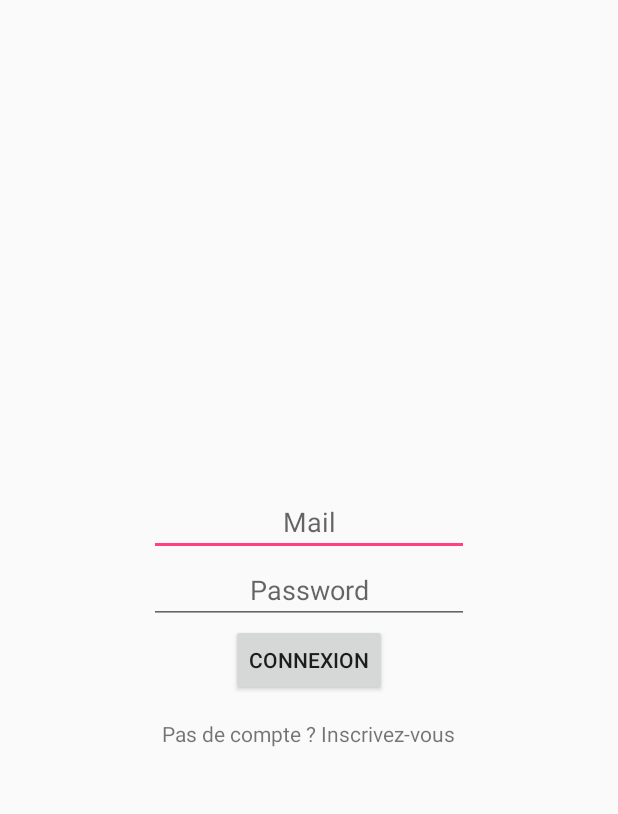
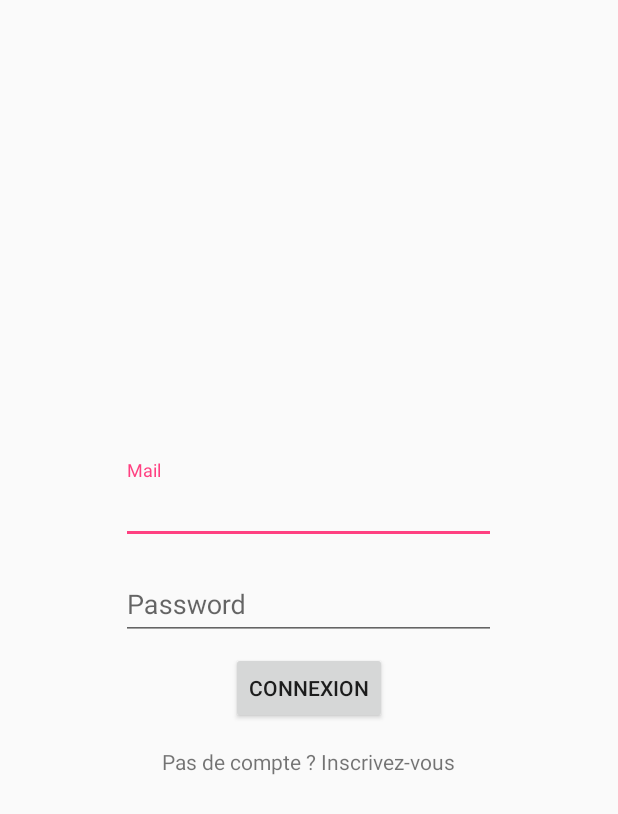
Before and after one commit to BlayckPanthers/UMTZ, an Android app: the screen it shows after launch (MainActivity before the commit, LoginActivty after it), on a phone screen of 412 x 824 dp. Shown: the top 814 px of the screen. Run offline under Robolectric (Android 15) with nearby library versions, the phone set to English and light mode, and no system bars.

Commit message:
Mise à jour

```diff
--- a/app/src/main/AndroidManifest.xml
+++ b/app/src/main/AndroidManifest.xml
@@ -3,7 +3,6 @@
     package="com.ingesup.docblayck.umtz">
 
     <uses-permission android:name="android.permission.INTERNET" />
-
     <application
         android:allowBackup="true"
         android:icon="@mipmap/ic_launcher"
@@ -20,6 +19,7 @@
         </activity>
         <activity android:name=".ServerActivity" />
         <activity android:name=".ServerListActivity" />
+        <activity android:name=".LoginActivty" />
         <activity android:name=".RegisterActivity"></activity>
     </application>
 
--- /dev/null
+++ b/app/src/main/java/com/ingesup/docblayck/umtz/LoginActivty.java
@@ -0,0 +1,56 @@
+package com.ingesup.docblayck.umtz;
+
+import android.content.Intent;
+import android.os.Bundle;
+import android.support.v7.app.AppCompatActivity;
+import android.view.View;
+import android.widget.EditText;
+import android.widget.TextView;
+import android.widget.Toast;
+
+import com.ingesup.docblayck.umtz.Entities.User;
+import com.ingesup.docblayck.umtz.Tasks.AsyncTaskConnexion;
+
+/**
+ * Created by Najib on 21/02/2018.
+ */
+
+public class LoginActivty  extends AppCompatActivity {
+
+    private EditText edtEmail,edtPassword ;
+    private TextView txvLink;
+
+    @Override
+    protected void onCreate(Bundle savedInstanceState) {
+        super.onCreate(savedInstanceState);
+        getSupportActionBar().hide();
+        setContentView(R.layout.login_layout);
+        edtEmail = (EditText) findViewById(R.id.editTextMail);
+        edtPassword = (EditText) findViewById(R.id.editTextPassword);
+        txvLink = (TextView) findViewById(R.id.textViewLink);
+
+    }
+
+    public void buttonConnexionClick(View v){
+        String email = edtEmail.getText().toString();
+        String password = edtPassword.getText().toString();
+
+        if(email.equals("") || password.equals(""))
+        {
+            Toast.makeText(getApplicationContext(),"Veuillez remplir les champs",Toast.LENGTH_SHORT).show();
+        }
+        else
+        {
+            User user = new User();
+            user.setEmail(email);
+            user.setPassword(password);
+            new AsyncTaskConnexion(LoginActivty.this, user,true).execute("https://reqres.in/api/login");
+        }
+
+    }
+
+    public void buttonLinkClick(View view) {
+        Intent intent = new Intent(this, RegisterActivity.class);
+        startActivity(intent);
+    }
+}
--- a/app/src/main/java/com/ingesup/docblayck/umtz/MainActivity.java
+++ b/app/src/main/java/com/ingesup/docblayck/umtz/MainActivity.java
@@ -4,49 +4,13 @@ package com.ingesup.docblayck.umtz;
 import android.content.Intent;
 import android.os.Bundle;
 import android.support.v7.app.AppCompatActivity;
-import android.view.View;
-import android.widget.EditText;
-import android.widget.TextView;
-import android.widget.Toast;
-
-import com.ingesup.docblayck.umtz.Entities.User;
-import com.ingesup.docblayck.umtz.Tasks.AsyncTaskConnexion;
 
 public class MainActivity extends AppCompatActivity {
-
-    private EditText edtEmail,edtPassword ;
 
     @Override
     protected void onCreate(Bundle savedInstanceState) {
         super.onCreate(savedInstanceState);
-        getSupportActionBar().hide();
-        setContentView(R.layout.activity_main);
-        edtEmail = (EditText) findViewById(R.id.editTextMail);
-        edtPassword = (EditText) findViewById(R.id.editTextPassword);
-
-    }
-
-    public void buttonConnexionClick(View v){
-        String email = edtEmail.getText().toString();
-        String password = edtPassword.getText().toString();
-
-        if(email.equals("") || password.equals(""))
-        {
-            Toast.makeText(getApplicationContext(),"Veuillez remplir les champs",Toast.LENGTH_SHORT).show();
-        }
-        else
-        {
-            User user = new User();
-            user.setEmail(email);
-            user.setPassword(password);
-            new AsyncTaskConnexion(MainActivity.this,user,true).execute("https://reqres.in/api/login");
-
-        }
-
-    }
-
-    public void buttonLinkClick(View view) {
-        Intent intent = new Intent(this, RegisterActivity.class);
+        Intent intent = new Intent(this, LoginActivty.class);
         startActivity(intent);
     }
 }
--- a/app/src/main/java/com/ingesup/docblayck/umtz/Tasks/AsyncTaskConnexion.java
+++ b/app/src/main/java/com/ingesup/docblayck/umtz/Tasks/AsyncTaskConnexion.java
@@ -9,6 +9,7 @@ import android.util.Log;
 import android.widget.Toast;
 
 import com.ingesup.docblayck.umtz.Entities.User;
+import com.ingesup.docblayck.umtz.Global.GlobalData;
 import com.ingesup.docblayck.umtz.R;
 import com.ingesup.docblayck.umtz.ServerActivity;
 import com.ingesup.docblayck.umtz.ServerListActivity;
@@ -39,8 +40,6 @@ public class AsyncTaskConnexion extends AsyncTask<String,String,String> {
     private Activity activity ;
     private User user ;
     private Boolean isSignIn = false;
-    private SharedPreferences pre ;
-    private SharedPreferences.Editor editor ;
 
     public AsyncTaskConnexion(Activity activity , User user, Boolean isSignIn){
 
@@ -110,8 +109,8 @@ public class AsyncTaskConnexion extends AsyncTask<String,String,String> {
                     sb.append(line);
                     break;
                 }
-                Log.d("result", (new JSONObject(sb.toString())).getString("token"));
                 user.setToken((new JSONObject(sb.toString())).getString("token"));
+                GlobalData.getInstance().setUser(user);
                 pDialog.dismiss();
                 Intent intent = new Intent(activity.getApplicationContext(), ServerListActivity.class);
                 activity.getApplicationContext().startActivity(intent);
--- a/app/src/main/res/layout/activity_main.xml
+++ b/app/src/main/res/layout/login_layout.xml
@@ -9,27 +9,38 @@
     android:gravity="center"
     android:layout_width="match_parent"
     android:layout_height="match_parent">
-    <EditText
-        android:id="@+id/editTextMail"
-        android:layout_width="wrap_content"
+
+    <!--  login Label -->
+    <android.support.design.widget.TextInputLayout
+        android:layout_width="250dp"
         android:layout_height="wrap_content"
-        android:ems="10"
-        android:inputType="textEmailAddress"
-        android:hint="@string/login_edittext_mail"
-        android:gravity="center"
         tools:layout_editor_absoluteX="46dp"
-        tools:layout_editor_absoluteY="100dp" />
+        tools:layout_editor_absoluteY="168dp">
 
-    <EditText
-        android:id="@+id/editTextPassword"
-        android:layout_width="wrap_content"
+        <EditText
+            android:id="@+id/editTextMail"
+            android:layout_width="match_parent"
+            android:layout_height="wrap_content"
+            android:hint="@string/login_edittext_mail"
+            android:inputType="textEmailAddress" />
+    </android.support.design.widget.TextInputLayout>
+
+    <!--  Password Label -->
+    <android.support.design.widget.TextInputLayout
+        android:layout_width="250dp"
         android:layout_height="wrap_content"
-        android:ems="10"
-        android:inputType="textPassword"
-        android:hint="@string/login_edittext_password"
-        android:gravity="center"
+        android:layout_marginBottom="8dp"
+        android:layout_marginTop="8dp"
         tools:layout_editor_absoluteX="46dp"
-        tools:layout_editor_absoluteY="168dp" />
+        tools:layout_editor_absoluteY="168dp">
+
+        <EditText
+            android:id="@+id/editTextPassword"
+            android:layout_width="match_parent"
+            android:layout_height="wrap_content"
+            android:hint="@string/login_edittext_password"
+            android:inputType="textPassword" />
+    </android.support.design.widget.TextInputLayout>
 
     <Button
         android:id="@+id/buttonConnexion"
--- a/build.gradle
+++ b/build.gradle
@@ -3,6 +3,7 @@
 buildscript {
     repositories {
         jcenter()
+        google()
     }
     dependencies {
         classpath 'com.android.tools.build:gradle:3.0.1'
@@ -15,6 +16,7 @@ buildscript {
 allprojects {
     repositories {
         jcenter()
+        google()
     }
 }
 
```
Also changed, not shown: app/src/main/java/com/ingesup/docblayck/umtz/Global/GlobalData.java (added, +34 -0 lines), app/src/main/java/com/ingesup/docblayck/umtz/ServerListActivity.java (+7 -0 lines), app/src/main/res/layout/register_layout.xml (+0 -7 lines).
